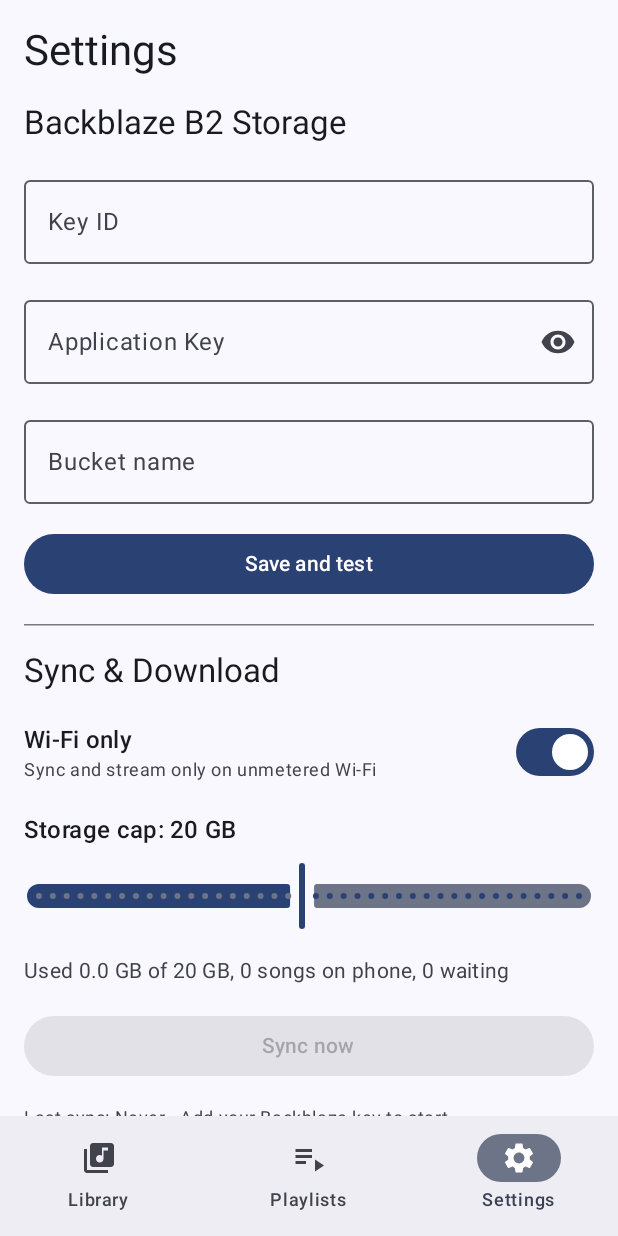
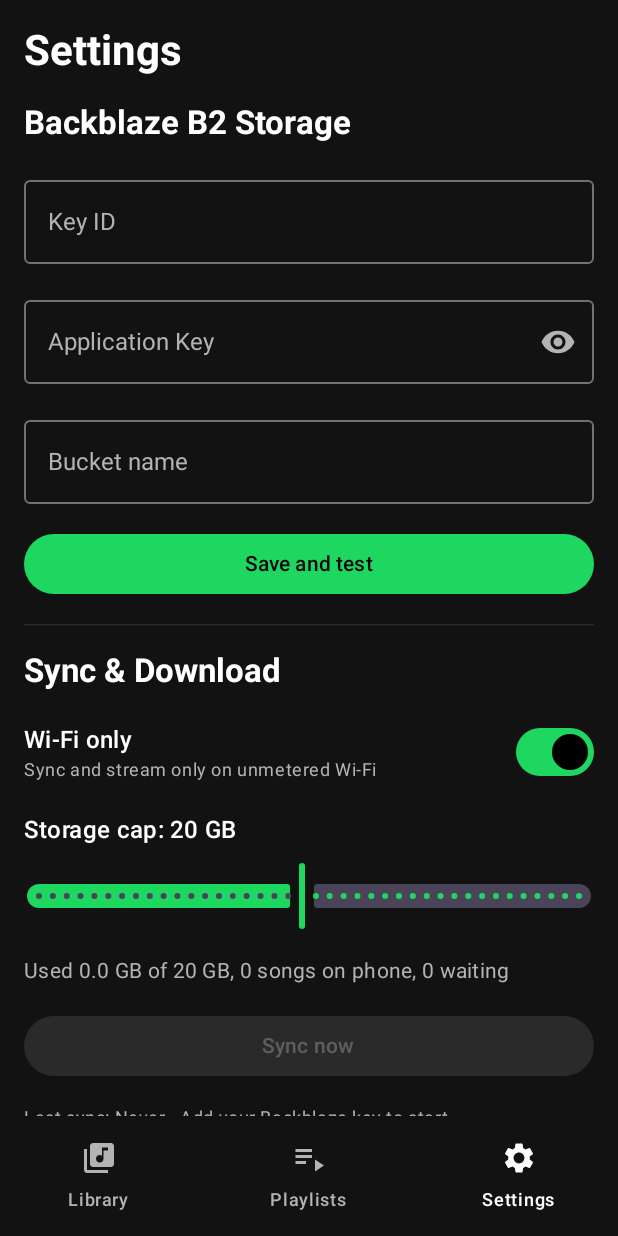
Before and after one commit to flawlessnitin/music-app, an Android app built with Jetpack Compose: the screen it shows after launch (MainActivity), on a phone screen of 412 x 824 dp. Run offline under Robolectric (Android 15) with nearby library versions, the phone set to English and light mode, and no system bars; our stand-ins replace Room's generated code; pictures from the network do not load; 4 statements that could not run were skipped.

Commit message:
feat(app): Spotify-style dark theme, pill tabs, rounded mini player, app icon

```diff
--- a/android/app/src/main/java/com/personal/music/ui/AppNav.kt
+++ b/android/app/src/main/java/com/personal/music/ui/AppNav.kt
@@ -13,6 +13,9 @@ import androidx.compose.material3.ExperimentalMaterial3Api
 import androidx.compose.material3.Icon
 import androidx.compose.material3.NavigationBar
 import androidx.compose.material3.NavigationBarItem
+import androidx.compose.material3.NavigationBarItemDefaults
+import androidx.compose.material3.MaterialTheme
+import androidx.compose.ui.graphics.Color
 import androidx.compose.material3.Scaffold
 import androidx.compose.material3.Text
 import androidx.compose.runtime.Composable
@@ -82,12 +85,21 @@ class SettingsViewModelFactory(
 }
 
 @Composable
+private fun navItemColors() = NavigationBarItemDefaults.colors(
+    selectedIconColor = MaterialTheme.colorScheme.onSurface,
+    selectedTextColor = MaterialTheme.colorScheme.onSurface,
+    unselectedIconColor = MaterialTheme.colorScheme.onSurfaceVariant,
+    unselectedTextColor = MaterialTheme.colorScheme.onSurfaceVariant,
+    indicatorColor = Color.Transparent,
+)
+
+@Composable
 fun AppBottomBar(
     navController: NavHostController,
     currentRoute: String,
     modifier: Modifier = Modifier,
 ) {
-    NavigationBar(modifier = modifier) {
+    NavigationBar(modifier = modifier, containerColor = MaterialTheme.colorScheme.background) {
         NavigationBarItem(
             selected = currentRoute == "library",
             onClick = {
@@ -105,6 +117,7 @@ fun AppBottomBar(
                 )
             },
             label = { Text("Library") },
+            colors = navItemColors(),
         )
         NavigationBarItem(
             selected = currentRoute == "playlists",
@@ -123,6 +136,7 @@ fun AppBottomBar(
                 )
             },
             label = { Text("Playlists") },
+            colors = navItemColors(),
         )
         NavigationBarItem(
             selected = currentRoute == "settings",
@@ -141,6 +155,7 @@ fun AppBottomBar(
                 )
             },
             label = { Text("Settings") },
+            colors = navItemColors(),
         )
     }
 }
--- a/android/app/src/main/java/com/personal/music/ui/library/LibraryScreen.kt
+++ b/android/app/src/main/java/com/personal/music/ui/library/LibraryScreen.kt
@@ -30,11 +30,14 @@ import androidx.compose.material3.DropdownMenuItem
 import androidx.compose.material3.Icon
 import androidx.compose.material3.IconButton
 import androidx.compose.material3.MaterialTheme
-import androidx.compose.material3.OutlinedTextField
+import androidx.compose.material3.TextField
 import androidx.compose.material3.Scaffold
+import androidx.compose.foundation.layout.PaddingValues
+import androidx.compose.ui.graphics.Color
 import androidx.compose.material3.Surface
-import androidx.compose.material3.Tab
-import androidx.compose.material3.TabRow
+import androidx.compose.material3.FilterChip
+import androidx.compose.material3.FilterChipDefaults
+import androidx.compose.material3.TextFieldDefaults
 import androidx.compose.material3.Text
 import androidx.compose.runtime.Composable
 import androidx.compose.runtime.collectAsState
@@ -49,6 +52,7 @@ import androidx.compose.ui.layout.ContentScale
 import androidx.compose.ui.platform.testTag
 import androidx.compose.ui.text.style.TextAlign
 import androidx.compose.ui.text.style.TextOverflow
+import androidx.compose.ui.text.font.FontWeight
 import androidx.compose.ui.unit.dp
 import coil3.compose.AsyncImage
 import com.personal.music.db.Album
@@ -108,8 +112,14 @@ fun LibraryScreen(
                 .fillMaxSize()
                 .padding(innerPadding),
         ) {
+            Text(
+                text = "Your Library",
+                style = MaterialTheme.typography.headlineMedium,
+                modifier = Modifier.padding(start = 16.dp, top = 20.dp, end = 16.dp),
+            )
+
             // Search field
-            OutlinedTextField(
+            TextField(
                 value = query,
                 onValueChange = { viewModel.setQuery(it) },
                 modifier = Modifier
@@ -134,25 +144,36 @@ fun LibraryScreen(
                     }
                 },
                 singleLine = true,
+                shape = RoundedCornerShape(28.dp),
+                colors = TextFieldDefaults.colors(
+                    focusedIndicatorColor = Color.Transparent,
+                    unfocusedIndicatorColor = Color.Transparent,
+                    disabledIndicatorColor = Color.Transparent,
+                    focusedContainerColor = MaterialTheme.colorScheme.surfaceVariant,
+                    unfocusedContainerColor = MaterialTheme.colorScheme.surfaceVariant,
+                ),
             )
 
-            // Tabs
-            TabRow(selectedTabIndex = selectedTab.ordinal) {
-                Tab(
-                    selected = selectedTab == LibraryTab.Songs,
-                    onClick = { selectedTab = LibraryTab.Songs },
-                    text = { Text("Songs") },
-                )
-                Tab(
-                    selected = selectedTab == LibraryTab.Albums,
-                    onClick = { selectedTab = LibraryTab.Albums },
-                    text = { Text("Albums") },
-                )
-                Tab(
-                    selected = selectedTab == LibraryTab.Artists,
-                    onClick = { selectedTab = LibraryTab.Artists },
-                    text = { Text("Artists") },
-                )
+            // Tabs, as pills
+            Row(
+                modifier = Modifier.padding(horizontal = 16.dp, vertical = 4.dp),
+                horizontalArrangement = Arrangement.spacedBy(8.dp),
+            ) {
+                LibraryTab.entries.forEach { tab ->
+                    FilterChip(
+                        selected = selectedTab == tab,
+                        onClick = { selectedTab = tab },
+                        label = { Text(tab.name, fontWeight = FontWeight.SemiBold) },
+                        shape = RoundedCornerShape(50),
+                        border = null,
+                        colors = FilterChipDefaults.filterChipColors(
+                            containerColor = MaterialTheme.colorScheme.surfaceVariant,
+                            labelColor = MaterialTheme.colorScheme.onSurface,
+                            selectedContainerColor = MaterialTheme.colorScheme.primary,
+                            selectedLabelColor = Color.Black,
+                        ),
+                    )
+                }
             }
 
             // Tab Content
--- a/android/app/src/main/java/com/personal/music/ui/theme/Color.kt
+++ b/android/app/src/main/java/com/personal/music/ui/theme/Color.kt
@@ -2,10 +2,9 @@ package com.personal.music.ui.theme
 
 import androidx.compose.ui.graphics.Color
 
-val Purple80 = Color(0xFFD0BCFF)
-val PurpleGrey80 = Color(0xFFCCC2DC)
-val Pink80 = Color(0xFFEFB8C8)
-
-val Purple40 = Color(0xFF6650a4)
-val PurpleGrey40 = Color(0xFF625b71)
-val Pink40 = Color(0xFF7D5260)
+val SpotifyGreen = Color(0xFF1ED760)
+val Background = Color(0xFF121212)
+val SurfaceDark = Color(0xFF181818)
+val SurfaceHigh = Color(0xFF282828)
+val TextPrimary = Color(0xFFFFFFFF)
+val TextSecondary = Color(0xFFB3B3B3)
--- a/android/app/src/main/java/com/personal/music/ui/theme/Theme.kt
+++ b/android/app/src/main/java/com/personal/music/ui/theme/Theme.kt
@@ -1,45 +1,37 @@
 package com.personal.music.ui.theme
 
-import android.os.Build
-import androidx.compose.foundation.isSystemInDarkTheme
 import androidx.compose.material3.MaterialTheme
 import androidx.compose.material3.darkColorScheme
-import androidx.compose.material3.dynamicDarkColorScheme
-import androidx.compose.material3.dynamicLightColorScheme
-import androidx.compose.material3.lightColorScheme
 import androidx.compose.runtime.Composable
-import androidx.compose.ui.platform.LocalContext
+import androidx.compose.ui.graphics.Color
 
-private val DarkColorScheme = darkColorScheme(
-    primary = Purple80,
-    secondary = PurpleGrey80,
-    tertiary = Pink80
+private val SpotifyLikeColors = darkColorScheme(
+    primary = SpotifyGreen,
+    onPrimary = Color.Black,
+    secondary = SpotifyGreen,
+    onSecondary = Color.Black,
+    tertiary = SpotifyGreen,
+    background = Background,
+    onBackground = TextPrimary,
+    surface = Background,
+    onSurface = TextPrimary,
+    surfaceVariant = SurfaceHigh,
+    onSurfaceVariant = TextSecondary,
+    surfaceContainer = SurfaceDark,
+    surfaceContainerHigh = SurfaceHigh,
+    surfaceContainerHighest = SurfaceHigh,
+    surfaceContainerLow = SurfaceDark,
+    surfaceContainerLowest = Background,
+    outline = Color(0xFF727272),
+    outlineVariant = SurfaceHigh,
 )
 
-private val LightColorScheme = lightColorScheme(
-    primary = Purple40,
-    secondary = PurpleGrey40,
-    tertiary = Pink40
-)
-
+/** Always dark, like the music apps people are used to. The phone's own colours are ignored. */
 @Composable
-fun MusicTheme(
-    darkTheme: Boolean = isSystemInDarkTheme(),
-    dynamicColor: Boolean = true,
-    content: @Composable () -> Unit
-) {
-    val colorScheme = when {
-        dynamicColor && Build.VERSION.SDK_INT >= Build.VERSION_CODES.S -> {
-            val context = LocalContext.current
-            if (darkTheme) dynamicDarkColorScheme(context) else dynamicLightColorScheme(context)
-        }
-        darkTheme -> DarkColorScheme
-        else -> LightColorScheme
-    }
-
+fun MusicTheme(content: @Composable () -> Unit) {
     MaterialTheme(
-        colorScheme = colorScheme,
+        colorScheme = SpotifyLikeColors,
         typography = Typography,
-        content = content
+        content = content,
     )
 }
--- a/android/app/src/main/java/com/personal/music/ui/theme/Type.kt
+++ b/android/app/src/main/java/com/personal/music/ui/theme/Type.kt
@@ -2,16 +2,19 @@ package com.personal.music.ui.theme
 
 import androidx.compose.material3.Typography
 import androidx.compose.ui.text.TextStyle
-import androidx.compose.ui.text.font.FontFamily
 import androidx.compose.ui.text.font.FontWeight
 import androidx.compose.ui.unit.sp
 
+private val base = Typography()
+
 val Typography = Typography(
+    headlineMedium = base.headlineMedium.copy(fontWeight = FontWeight.Bold, fontSize = 28.sp),
+    headlineSmall = base.headlineSmall.copy(fontWeight = FontWeight.Bold),
+    titleLarge = base.titleLarge.copy(fontWeight = FontWeight.Bold),
+    titleMedium = base.titleMedium.copy(fontWeight = FontWeight.SemiBold),
     bodyLarge = TextStyle(
-        fontFamily = FontFamily.Default,
         fontWeight = FontWeight.Normal,
         fontSize = 16.sp,
         lineHeight = 24.sp,
-        letterSpacing = 0.5.sp
-    )
+    ),
 )
--- /dev/null
+++ b/android/app/src/main/res/mipmap-anydpi/ic_launcher.xml
@@ -0,0 +1,6 @@
+<?xml version="1.0" encoding="utf-8"?>
+<adaptive-icon xmlns:android="http://schemas.android.com/apk/res/android">
+    <background android:drawable="@drawable/ic_launcher_background" />
+    <foreground android:drawable="@drawable/ic_launcher_foreground" />
+    <monochrome android:drawable="@drawable/ic_launcher_foreground" />
+</adaptive-icon>
--- /dev/null
+++ b/android/app/src/main/res/mipmap-anydpi/ic_launcher_round.xml
@@ -0,0 +1,6 @@
+<?xml version="1.0" encoding="utf-8"?>
+<adaptive-icon xmlns:android="http://schemas.android.com/apk/res/android">
+    <background android:drawable="@drawable/ic_launcher_background" />
+    <foreground android:drawable="@drawable/ic_launcher_foreground" />
+    <monochrome android:drawable="@drawable/ic_launcher_foreground" />
+</adaptive-icon>
--- /dev/null
+++ b/android/app/src/main/res/values/themes.xml
@@ -0,0 +1,8 @@
+<?xml version="1.0" encoding="utf-8"?>
+<resources>
+    <style name="Theme.Music" parent="@android:style/Theme.Material.NoActionBar">
+        <item name="android:windowBackground">#121212</item>
+        <item name="android:statusBarColor">#121212</item>
+        <item name="android:navigationBarColor">#121212</item>
+    </style>
+</resources>
```
Also changed, not shown: android/app/src/main/AndroidManifest.xml (+4 -4 lines), android/app/src/main/java/com/personal/music/ui/player/MiniPlayer.kt (+5 -2 lines), android/app/src/main/res/drawable/ic_launcher_background.xml (added, +21 -0 lines), android/app/src/main/res/drawable/ic_launcher_foreground.xml (added, +24 -0 lines).
